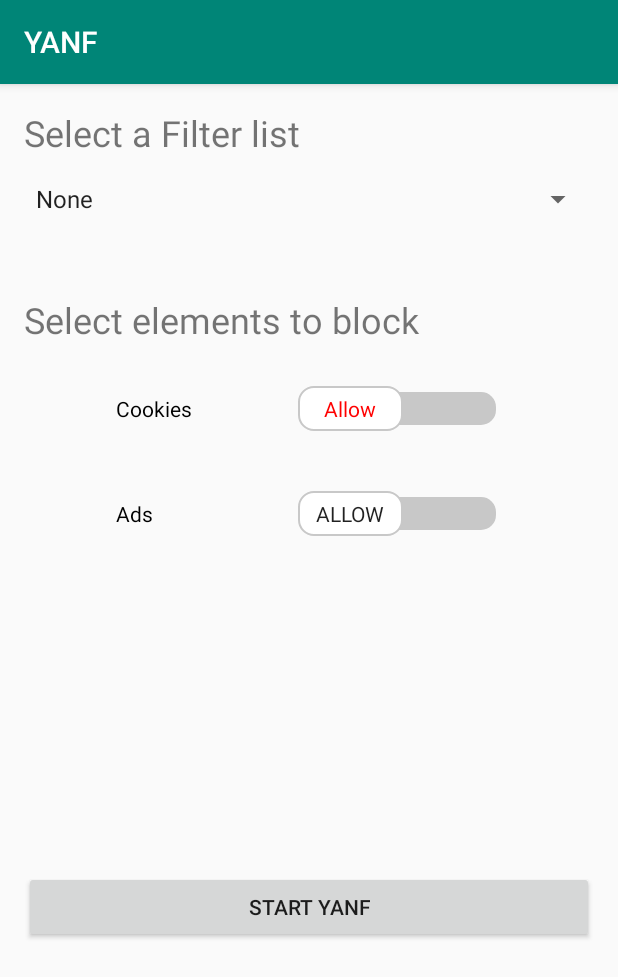
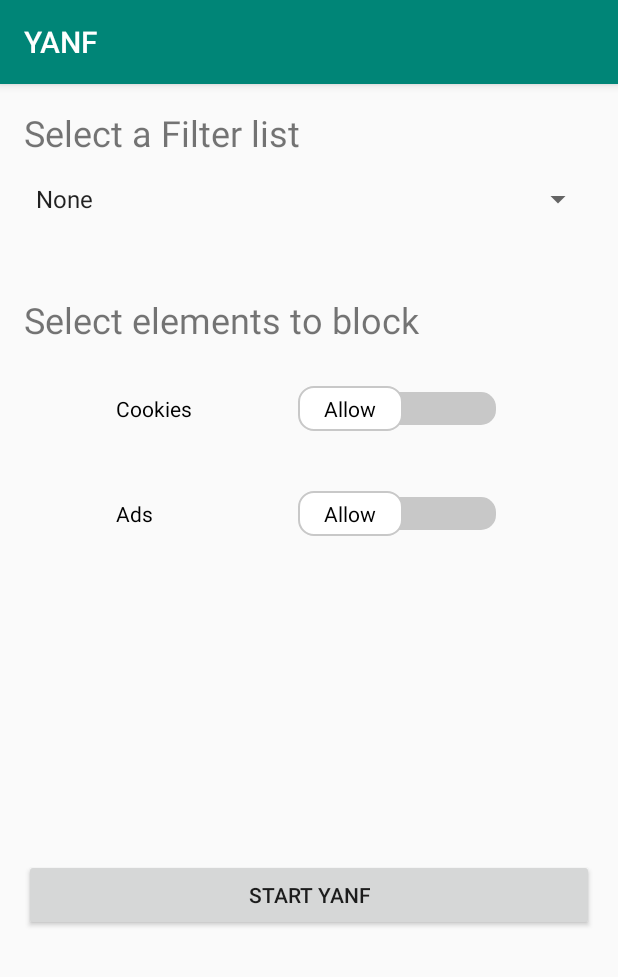
Before and after one commit to Vedsted/MobileSystemsProject, an Android app: the screen it shows after launch (MainActivity), on a phone screen of 412 x 824 dp. Shown: the top 977 px of the screen. Run offline under Robolectric (Android 15) with nearby library versions, the phone set to English and light mode, and no system bars; libraries missing offline, so code that uses them is left out: me.weishu.reflection; 5 statements that could not run were skipped.

Commit message:
Alternative UI layout with Switches

```diff
--- a/YetAnotherNetworkFilter/YANF/src/main/java/yanf/app/MainActivity.java
+++ b/YetAnotherNetworkFilter/YANF/src/main/java/yanf/app/MainActivity.java
@@ -4,34 +4,30 @@
 import android.app.Activity;
 import android.content.Intent;
 import android.os.Bundle;
-import android.support.annotation.NonNull;
-import android.support.annotation.Nullable;
 import android.support.v7.app.AppCompatActivity;
 import android.util.Log;
 import android.view.View;
 import android.widget.AdapterView;
-import android.widget.ArrayAdapter;
 import android.widget.Button;
+import android.widget.CompoundButton;
 import android.widget.Spinner;
-import android.widget.TextView;
+import android.widget.Switch;
 import android.widget.ToggleButton;
-
 
 import com.github.megatronking.netbare.NetBare;
 import com.github.megatronking.netbare.NetBareConfig;
 import com.github.megatronking.netbare.NetBareListener;
 import com.github.megatronking.netbare.http.HttpInjectInterceptor;
 import com.github.megatronking.netbare.http.HttpInterceptorFactory;
+import com.github.megatronking.netbare.injector.HttpInjector;
 import com.github.megatronking.netbare.ssl.JKS;
 
 import java.io.IOException;
 import java.util.ArrayList;
 import java.util.Arrays;
-import java.util.Collection;
-import java.util.HashSet;
-import java.util.Iterator;
+import java.util.HashMap;
 import java.util.List;
-import java.util.ListIterator;
+import java.util.Map;
 
 public class MainActivity extends AppCompatActivity implements NetBareListener, AdapterView.OnItemSelectedListener {
     private static final String TAG = "MainActivity";
@@ -47,26 +43,21 @@
     private boolean cookieClicked = false;
 
     private String currentlySelectedBlackList;
+    private Map<String, HttpInjector> injectors = new HashMap<>();
+    private static final String COOKIE_INJECTOR = "COOKIE_INJECTOR";
+    private static final String ADS_INJECTOR = "ADS_INJECTOR";
+    private HttpInjector cookieInjector;
+    private HttpInjector adsInjector;
 
     @Override
     public void onCreate(Bundle savedInstanceState) {
         super.onCreate(savedInstanceState);
         setContentView(R.layout.activity_main);
 
-        ((Spinner)findViewById(R.id.spinner)).setOnItemSelectedListener(this);
+        initializeFilterSelection();
+        initializeInterceptors();
+        initializeSwitches();
 
-        /*cookieButton = findViewById(R.id.cookieButton);
-        cookieButton.setOnClickListener(v -> {
-            Log.i("Cookie button ", "is clicked");
-            cookieClicked = true;
-        });
-
-        adsButton = findViewById(R.id.adsButton);
-        adsButton.setOnClickListener(v -> {
-            Log.i("Advertisement button ", "is clicked");
-            adsClicked = true;
-        });
-*/
         mNetBare = NetBare.get();
 
         mActionButton = findViewById(R.id.action);
@@ -74,12 +65,78 @@
             if (mNetBare.isActive()) {
                 mNetBare.unregisterNetBareListener(this);
                 mNetBare.stop();
+                enableUIElements();
             } else {
                 prepareNetBare();
+                disableUIElements();
             }
         });
 
         mNetBare.registerNetBareListener(this);
+    }
+
+    private void disableUIElements() {
+        findViewById(R.id.switchAds).setEnabled(false);
+        findViewById(R.id.switchCookies).setEnabled(false);
+        findViewById(R.id.spinner).setEnabled(false);
+        mActionButton.setText(R.string.stop_yanf);
+    }
+
+    private void enableUIElements() {
+        findViewById(R.id.switchAds).setEnabled(true);
+        findViewById(R.id.switchCookies).setEnabled(true);
+        findViewById(R.id.spinner).setEnabled(true);
+        mActionButton.setText(R.string.start_yanf);
+    }
+
+    private void initializeFilterSelection() {
+        ((Spinner)findViewById(R.id.spinner)).setOnItemSelectedListener(this);
+        currentlySelectedBlackList = "None";
+    }
+
+    private void initializeInterceptors() {
+        this.cookieInjector = new CookieInterceptor(LoadBlackList.loadBlackList(this).getDomains(currentlySelectedBlackList));
+        this.adsInjector = new AdvertisementInjector(LoadBlackList.loadBlackList(this).getDomains(currentlySelectedBlackList));
+    }
+
+    private void initializeSwitches() {
+        Switch switchCookies = findViewById(R.id.switchCookies);
+        Switch switchAds = findViewById(R.id.switchAds);
+        switchCookies.setOnCheckedChangeListener(new CompoundButton.OnCheckedChangeListener() {
+            @Override
+            public void onCheckedChanged(CompoundButton compoundButton, boolean isChecked) {
+                if (isChecked) {
+                    if (!injectors.containsKey(COOKIE_INJECTOR)) {
+                        injectors.put(COOKIE_INJECTOR, cookieInjector);
+                    }
+                    // Set the style of the switch
+                    switchCookies.setSwitchTextAppearance(getApplicationContext(), R.style.SwitchTextAppearanceOn);
+                } else {
+                    if (injectors.containsKey(COOKIE_INJECTOR)) {
+                        injectors.remove(COOKIE_INJECTOR);
+                    }
+                    switchCookies.setSwitchTextAppearance(getApplicationContext(), R.style.SwitchTextAppearanceOff);
+                }
+            }
+        });
+
+        switchAds.setOnCheckedChangeListener(new CompoundButton.OnCheckedChangeListener() {
+            @Override
+            public void onCheckedChanged(CompoundButton compoundButton, boolean isChecked) {
+                if (isChecked) {
+                    if (!injectors.containsKey(ADS_INJECTOR)) {
+                        injectors.put(ADS_INJECTOR, adsInjector);
+                    }
+                    // Set the style of the switch
+                    switchAds.setSwitchTextAppearance(getApplicationContext(), R.style.SwitchTextAppearanceOn);
+                } else {
+                    if (injectors.containsKey(ADS_INJECTOR)) {
+                        injectors.remove(ADS_INJECTOR);
+                    }
+                    switchAds.setSwitchTextAppearance(getApplicationContext(), R.style.SwitchTextAppearanceOff);
+                }
+            }
+        });
     }
 
     @Override
@@ -123,13 +180,9 @@
         // Start the NetBare service
         Log.i(TAG, "prepareNetBare: Netbare starting");
 
-        if(adsClicked) {
-            mNetBare.start(NetBareConfig.defaultHttpConfig(App.getInstance().getJSK(), adsInterceptor()));
-        }
+        List<HttpInterceptorFactory> interceptorFactories = getInterceptorFactoriesList(this.injectors.values().toArray(new HttpInjector[0]));
+        mNetBare.start(NetBareConfig.defaultHttpConfig(App.getInstance().getJSK(), interceptorFactories));
 
-        if (cookieClicked) {
-            mNetBare.start(NetBareConfig.defaultHttpConfig(App.getInstance().getJSK(), cookiesInterceptor()));
-        }
     }
 
     @Override
@@ -140,14 +193,14 @@
         }
     }
 
-    private List<HttpInterceptorFactory> adsInterceptor() {
-        HttpInterceptorFactory adInterceptor = HttpInjectInterceptor.createFactory(new AdvertisementInjector(LoadBlackList.loadBlackList(this).getDomains(currentlySelectedBlackList)));
-        return Arrays.asList(adInterceptor);
-    }
+    private List<HttpInterceptorFactory> getInterceptorFactoriesList(HttpInjector... injectors) {
+        ArrayList<HttpInterceptorFactory> factories = new ArrayList<>();
 
-    private List<HttpInterceptorFactory> cookiesInterceptor() {
-        HttpInterceptorFactory cookieInterceptor = HttpInjectInterceptor.createFactory(new CookieInterceptor(LoadBlackList.loadBlackList(this).getDomains(currentlySelectedBlackList)));
-        return Arrays.asList(cookieInterceptor);
+        for (int i = 0; i < injectors.length; i++) {
+            factories.add(HttpInjectInterceptor.createFactory(injectors[i]));
+        }
+
+        return factories;
     }
 
     @Override
@@ -158,4 +211,4 @@
     @Override
     public void onNothingSelected(AdapterView<?> adapterView) { }
 
-    }
+}
--- a/YetAnotherNetworkFilter/YANF/src/main/res/layout/activity_main.xml
+++ b/YetAnotherNetworkFilter/YANF/src/main/res/layout/activity_main.xml
@@ -12,14 +12,13 @@
         android:layout_width="0dp"
         android:layout_height="wrap_content"
         android:layout_marginStart="16dp"
-        android:layout_marginTop="16dp"
         android:layout_marginEnd="16dp"
         android:text="@string/start_yanf"
         app:layout_constraintBottom_toBottomOf="parent"
         app:layout_constraintEnd_toEndOf="parent"
         app:layout_constraintHorizontal_bias="1.0"
         app:layout_constraintStart_toStartOf="parent"
-        app:layout_constraintTop_toBottomOf="@+id/switch2" />
+        app:layout_constraintTop_toBottomOf="@+id/switchAds" />
 
     <Spinner
         android:id="@+id/spinner"
@@ -62,7 +61,7 @@
         app:layout_constraintTop_toBottomOf="@+id/spinner" />
 
     <Switch
-        android:id="@+id/switch1"
+        android:id="@+id/switchCookies"
         android:layout_width="257dp"
         android:layout_height="54dp"
         android:layout_marginStart="16dp"
@@ -71,7 +70,7 @@
         android:scrollbarSize="4dp"
         android:showText="true"
         android:text="Cookies"
-        android:switchTextAppearance="@style/SwitchTextAppearance"
+        android:switchTextAppearance="@style/SwitchTextAppearanceOff"
         android:textOff="Allow"
         android:textOn="Block"
         android:thumb="@drawable/switch_selector"
@@ -81,7 +80,7 @@
         app:layout_constraintTop_toBottomOf="@+id/textView2" />
 
     <Switch
-        android:id="@+id/switch2"
+        android:id="@+id/switchAds"
         android:layout_width="257dp"
         android:layout_height="54dp"
         android:layout_marginStart="16dp"
@@ -90,12 +89,13 @@
         android:scrollbarSize="4dp"
         android:showText="true"
         android:text="Ads"
+        android:switchTextAppearance="@style/SwitchTextAppearanceOff"
         android:textOff="Allow"
         android:textOn="Block"
         android:thumb="@drawable/switch_selector"
         android:track="@drawable/switch_track"
         app:layout_constraintEnd_toEndOf="parent"
         app:layout_constraintStart_toStartOf="parent"
-        app:layout_constraintTop_toBottomOf="@+id/switch1" />
+        app:layout_constraintTop_toBottomOf="@+id/switchCookies" />
 
 </android.support.constraint.ConstraintLayout>
--- a/YetAnotherNetworkFilter/YANF/src/main/res/values/styles.xml
+++ b/YetAnotherNetworkFilter/YANF/src/main/res/values/styles.xml
@@ -9,8 +9,11 @@
     </style>
 
     <!-- https://stackoverflow.com/questions/12706874/how-to-change-textcolor-of-switch-in-android -->
-    <style name="SwitchTextAppearance" parent="@android:style/TextAppearance.Holo.Small">
+    <style name="SwitchTextAppearanceOn" parent="@android:style/TextAppearance.Holo.Small">
         <item name="android:textColor">#ff0000</item>
+    </style>
+    <style name="SwitchTextAppearanceOff" parent="@android:style/TextAppearance.Holo.Small">
+        <item name="android:textColor">#000000</item>
     </style>
 
 </resources>
```
